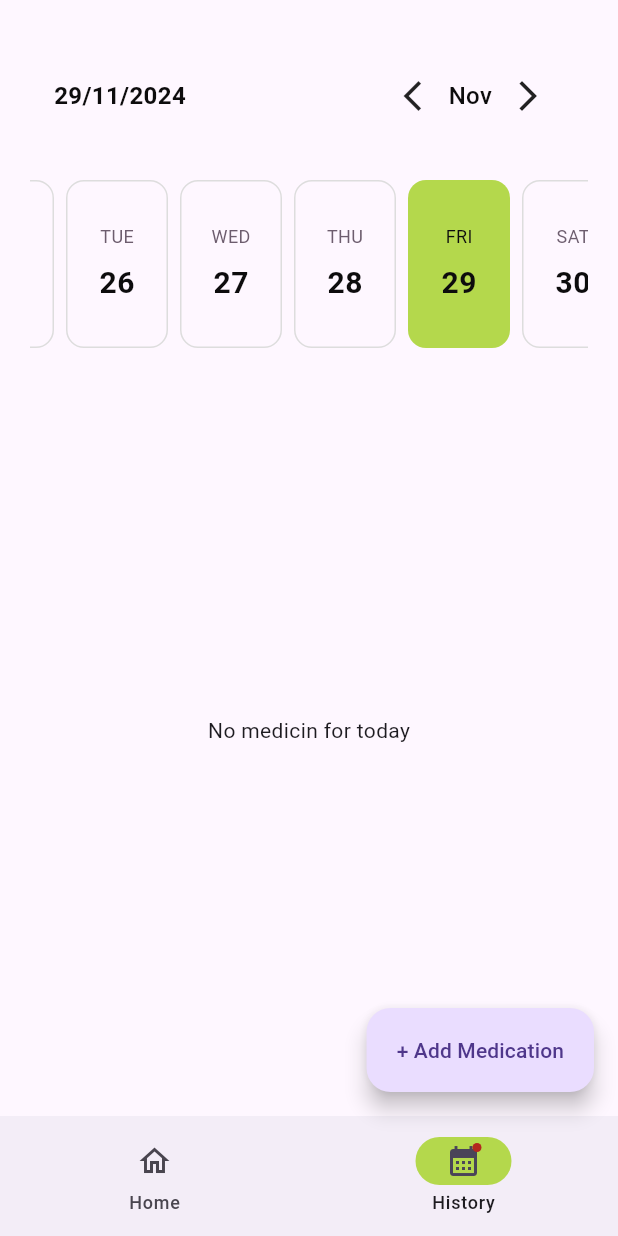
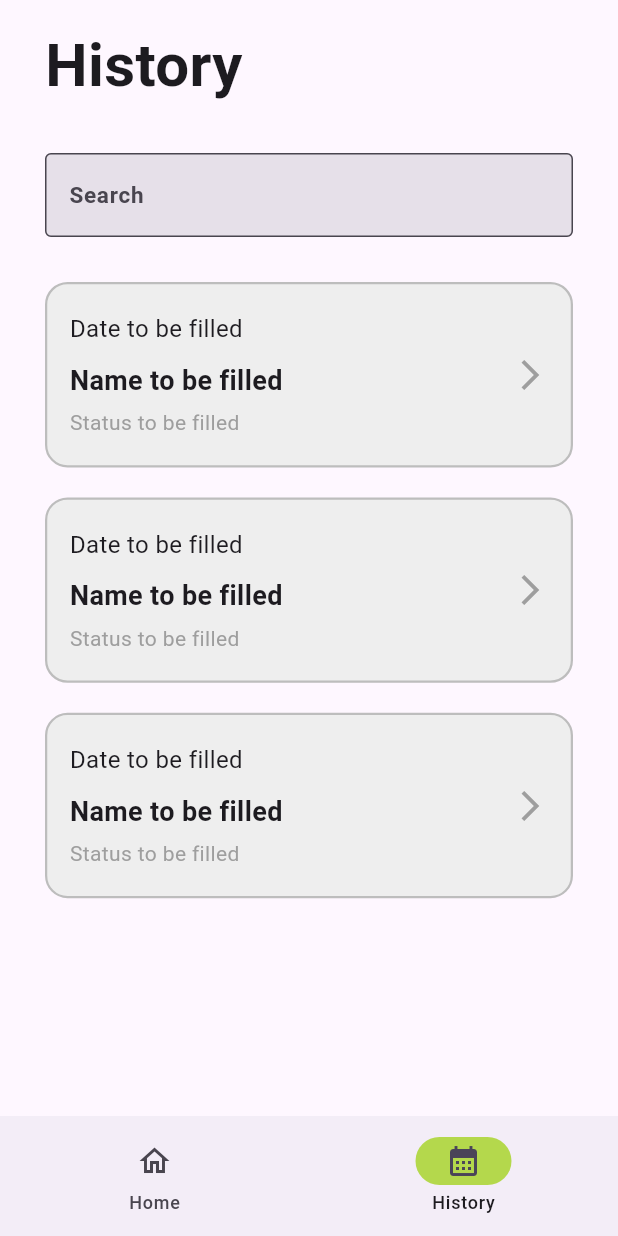
Before and after one commit to ChoudharyAryan/MedicApp-Stephania, a Flutter app: the screen it shows after launch, item 2 of the bottom bar chosen, on a phone screen of 412 x 824 dp. Run offline on Flutter 3.47's test engine with Material 3 defaults, Android fonts, the phone set to English and light mode, and no system bars; drawn by our look-alikes of easy_date_timeline; our stand-ins replace get, sqflite; accounts and stored records are empty.

Commit message:
History page added

```diff
--- a/lib/db/read_medicins.dart
+++ b/lib/db/read_medicins.dart
@@ -1,16 +1,11 @@
 import 'dart:developer';
-
 import 'package:sqflite/sqflite.dart';
-
 import 'getdb.dart';
 
 Future<List<Map<String, Object?>>> readMedicinsforDate(
     int date, int month, int year) async {
   Database db = await getDb();
   log("And This Is my DataBase DB : ${db.toString()}");
-  List<Map<String, dynamic>> schema =
-      await db.rawQuery("PRAGMA table_info(tasks)");
-  log(schema.toString());
   List<Map<String, Object?>> data = await db.query(
     "tasks",
     orderBy: "id",
--- a/lib/main.dart
+++ b/lib/main.dart
@@ -1,6 +1,7 @@
 import 'package:flutter/material.dart';
 import 'package:get/get.dart';
 import 'package:medapp/ui/functions.dart';
+import 'package:medapp/ui/history_screen.dart';
 import 'package:medapp/ui/home.dart';
 
 Future<void> main() async {
--- /dev/null
+++ b/lib/ui/history_screen.dart
@@ -0,0 +1,70 @@
+import 'package:flutter/material.dart';
+import 'package:medapp/ui/models/history_block.dart';
+
+class HistoryScreen extends StatefulWidget {
+  const HistoryScreen({super.key});
+
+  @override
+  State<HistoryScreen> createState() => _HistoryScreenState();
+}
+
+class _HistoryScreenState extends State<HistoryScreen> {
+  List<String> history = [
+    'aryan',
+    "choudhary",
+    'rhel'
+  ]; // Example: replace with your data model.
+  final TextEditingController search = TextEditingController();
+
+  @override
+  Widget build(BuildContext context) {
+    return Scaffold(
+      body: SafeArea(
+        child: Padding(
+          padding: const EdgeInsets.symmetric(horizontal: 30, vertical: 15),
+          child: Column(
+            crossAxisAlignment: CrossAxisAlignment.start,
+            children: [
+              const Text(
+                "History",
+                style: TextStyle(fontSize: 40, fontWeight: FontWeight.bold),
+              ),
+              const SizedBox(height: 30),
+              TextField(
+                controller: search,
+                decoration: const InputDecoration(
+                  hintText: "Search",
+                  border: OutlineInputBorder(),
+                ),
+                onChanged: (value) {
+                  setState(() {
+                    // Update the history list based on search input.
+                  });
+                },
+              ),
+              const SizedBox(height: 20),
+              Expanded(
+                child: history.isNotEmpty
+                    ? ListView.builder(
+                        itemCount: history.length,
+                        itemBuilder: (context, index) {
+                          return Padding(
+                            padding: const EdgeInsets.symmetric(vertical: 10),
+                            child: historyBlock(context),
+                          );
+                        },
+                      )
+                    : const Center(
+                        child: Text(
+                          "No history available.",
+                          style: TextStyle(fontSize: 18, color: Colors.grey),
+                        ),
+                      ),
+              ),
+            ],
+          ),
+        ),
+      ),
+    );
+  }
+}
--- a/lib/ui/home.dart
+++ b/lib/ui/home.dart
@@ -4,8 +4,10 @@ import 'package:easy_date_timeline/easy_date_timeline.dart';
 import 'package:flutter/material.dart';
 import 'package:get/get.dart';
 import 'package:medapp/ui/add_medic.dart';
+
 import '../db/inserdb.dart';
 import '../db/read_medicins.dart';
+import 'history_screen.dart';
 
 class Home extends StatefulWidget {
   const Home({super.key});
@@ -15,7 +17,7 @@ class Home extends StatefulWidget {
 }
 
 class _HomeState extends State<Home> {
-  int currentPageIndex = 0;
+  int currentPageIndex = 0; // Tracks the selected page
   int date = 0;
   int year = 0;
   int month = 0;
@@ -24,12 +26,19 @@ class _HomeState extends State<Home> {
   Widget build(BuildContext context) {
     return Scaffold(
       floatingActionButtonLocation: FloatingActionButtonLocation.endFloat,
-      floatingActionButton: FloatingActionButton.extended(
+      floatingActionButton: currentPageIndex == 0
+          ? FloatingActionButton.extended(
               onPressed: () async {
                 await Get.to(() => const AddMedicationPage());
               },
-          label: const Text("+ Add Medication")),
-      body: Container(
+              label: const Text("+ Add Medication"),
+            )
+          : null, // Floating Action Button only on Home Page
+      body: IndexedStack(
+        index: currentPageIndex,
+        children: [
+          // Page 0: Home Page
+          Container(
             padding: const EdgeInsets.all(20),
             child: Column(
               children: [
@@ -41,6 +50,11 @@ class _HomeState extends State<Home> {
                 ),
               ],
             ),
+          ),
+
+          // Page 1: HistoryScreen Page
+          const HistoryScreen(),
+        ],
       ),
       bottomNavigationBar: NavigationBar(
         onDestinationSelected: (int index) {
@@ -57,7 +71,8 @@ class _HomeState extends State<Home> {
             label: 'Home',
           ),
           NavigationDestination(
-            icon: Badge(child: Icon(Icons.calendar_month)),
+            selectedIcon: Icon(Icons.calendar_month),
+            icon: Badge(child: Icon(Icons.calendar_month_outlined)),
             label: 'History',
           ),
         ],
@@ -85,7 +100,8 @@ class _HomeState extends State<Home> {
         dayProps: const EasyDayProps(
           dayStructure: DayStructure.dayStrDayNum,
         ),
-        ));
+      ),
+    );
   }
 
   _showTasks(
@@ -100,7 +116,7 @@ class _HomeState extends State<Home> {
           if (snapshot.hasData) {
             if (snapshot.data?.isEmpty ?? true) {
               return const Center(
-                    child: Text("No medicin for today"),
+                child: Text("No medicine for today"),
               );
             }
             return ListView.builder(
@@ -108,13 +124,13 @@ class _HomeState extends State<Home> {
               itemBuilder: (_, index) {
                 MedicInfo info = const MedicInfo()
                     .fromString(snapshot.data![index]["data"].toString());
+                log(info.toString());
                 return Dismissible(
                   key: Key(snapshot.data![index]["id"].toString()),
                   onDismissed: (direction) async {
                     // Remove the item from the data source.
-                          await deleteTask(
-                              snapshot.data![index]["id"] as int ?? 0);
-                          setState(() async {});
+                    await deleteTask(snapshot.data![index]["id"] as int? ?? 0);
+                    setState(() {});
                   },
                   child: Card(
                     child: ListTile(
@@ -125,15 +141,14 @@ class _HomeState extends State<Home> {
                     ),
                   ),
                 );
-                    });
+              },
+            );
           } else if (snapshot.hasError) {
-                //log('this is the error ${snapshot.error.toString()}');
-                return Center(
-                    child: Text("failed to load data ${snapshot.error}"));
+            return Center(child: Text("Failed to load data ${snapshot.error}"));
           }
-              return const CircularProgressIndicator();
-            })
-        // Obx
-        ); // Expanded
+          return const Center(child: CircularProgressIndicator());
+        },
+      ),
+    );
   }
 }
--- /dev/null
+++ b/lib/ui/models/history_block.dart
@@ -0,0 +1,44 @@
+import 'package:flutter/material.dart';
+
+Container historyBlock(BuildContext context) {
+  return Container(
+    height: MediaQuery.of(context).size.height * 0.15,
+    width: MediaQuery.of(context).size.width * 0.8,
+    decoration: BoxDecoration(
+      color: Colors.grey.shade200,
+      borderRadius: BorderRadius.circular(15), // Rounded corners
+      border: Border.all(
+        color: Colors.grey.shade400, // Border color
+        width: 1.5, // Border thickness
+      ),
+    ),
+    padding: const EdgeInsets.all(15), // Optional padding inside the container
+    child: const Row(
+      mainAxisAlignment: MainAxisAlignment.spaceBetween,
+      children: [
+        Column(
+          crossAxisAlignment:
+              CrossAxisAlignment.start, // Align text to the left
+          mainAxisAlignment: MainAxisAlignment.center, // Center text vertically
+          children: [
+            Text(
+              'Date to be filled',
+              style: TextStyle(fontSize: 16),
+            ),
+            SizedBox(height: 10),
+            Text(
+              "Name to be filled",
+              style: TextStyle(fontSize: 18, fontWeight: FontWeight.bold),
+            ),
+            SizedBox(height: 5),
+            Text(
+              "Status to be filled",
+              style: TextStyle(fontSize: 14, color: Colors.grey),
+            ),
+          ],
+        ),
+        Icon(Icons.arrow_forward_ios, color: Colors.grey),
+      ],
+    ),
+  );
+}
```
Lines whose indentation alone changed are shown as unchanged.
